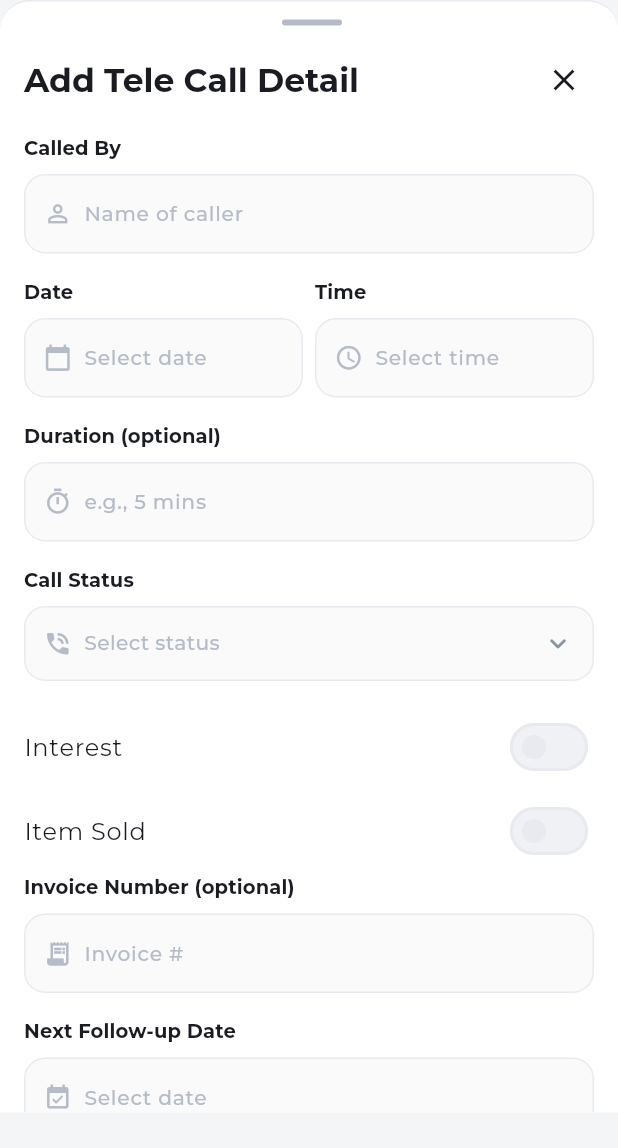
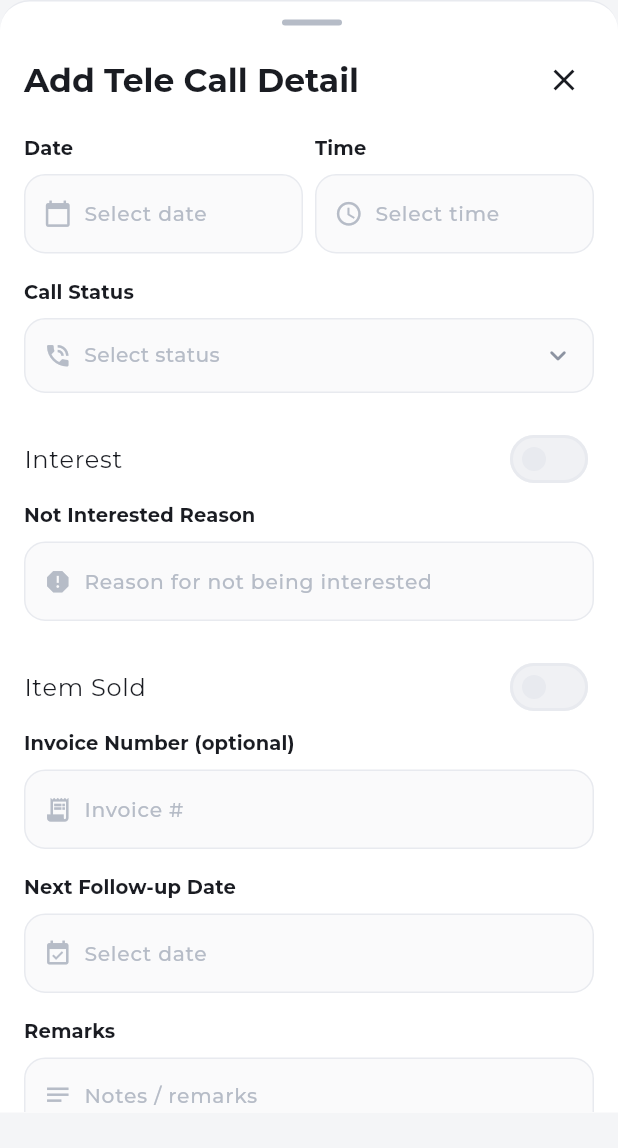
Before and after one commit to nimmys-dev/nimmys-crm-mobile, a Flutter app: the AddTeleCallDetailSheet widget shown alone on an empty page, opened directly with empty values, on a phone screen of 412 x 824 dp. Shown: the top 1148 px of the screen. Run offline on Flutter 3.47's test engine with Material 3 defaults, Android fonts, the phone set to English and light mode, and no system bars; our stand-ins replace another_flushbar, awesome_notifications, bloc, cached_network_image, connectivity_plus, device_info_plus and 25 more; missing offline and left inert: app_badge_plus; accounts and stored records are empty; network calls fail.

Commit message:
Bug fix done

```diff
--- a/lib/features/leads/widgets/tele_call_details.dart
+++ b/lib/features/leads/widgets/tele_call_details.dart
@@ -94,8 +94,6 @@ class TeleCallDetailCard extends StatelessWidget {
   @override
   Widget build(BuildContext context) {
     final palette = context.palette;
-
-    final calledBy = detail['called_by']?.toString() ?? '—';
     final date = detail['called_date']?.toString() ?? '';
     final time = detail['called_time']?.toString() ?? '';
     final status =
@@ -106,6 +104,7 @@ class TeleCallDetailCard extends StatelessWidget {
     final itemSold = detail['is_item_sold'] == true ? 'Yes' : 'No';
     final nextFollowUp = detail['next_followup_date']?.toString() ?? '—';
     final remarks = detail['remarks']?.toString() ?? '';
+    final reason = detail['reason']?.toString() ?? '';
 
     return Container(
       margin: const EdgeInsets.only(bottom: AppSpacing.sm),
@@ -122,15 +121,6 @@ class TeleCallDetailCard extends StatelessWidget {
             children: [
               Icon(Icons.person_outline, size: 16, color: palette.slate),
               const SizedBox(width: 6),
-              Expanded(
-                child: Text(
-                  calledBy,
-                  style: const TextStyle(
-                    fontWeight: FontWeight.w600,
-                    fontSize: 14,
-                  ),
-                ),
-              ),
               Icon(Icons.phone_in_talk, size: 16, color: AppColors.red),
               const SizedBox(width: 4),
               Text(
@@ -204,11 +194,11 @@ class _AddTeleCallDetailSheetState extends State<AddTeleCallDetailSheet> {
   final _calledByController = TextEditingController();
   final _calledDateController = TextEditingController();
   final _calledTimeController = TextEditingController();
-  final _durationController = TextEditingController();
   final _invoiceNumberController = TextEditingController();
   final _nextFollowUpDateController = TextEditingController();
   final _remarksController = TextEditingController();
   final _invoiceFileController = TextEditingController();
+  final _reasonController = TextEditingController();
 
   String? _selectedCallStatus;
   bool _interest = false;
@@ -216,14 +206,13 @@ class _AddTeleCallDetailSheetState extends State<AddTeleCallDetailSheet> {
 
   @override
   void dispose() {
-    _calledByController.dispose();
     _calledDateController.dispose();
     _calledTimeController.dispose();
-    _durationController.dispose();
     _invoiceNumberController.dispose();
     _nextFollowUpDateController.dispose();
     _remarksController.dispose();
     _invoiceFileController.dispose();
+    _reasonController.dispose();
     super.dispose();
   }
 
@@ -280,11 +269,6 @@ class _AddTeleCallDetailSheetState extends State<AddTeleCallDetailSheet> {
   // ---------------------------------------------------------------------------
 
   void _save() {
-    if (_calledByController.text.trim().isEmpty) {
-      ToastMessages.error(message: 'Called By is required');
-      return;
-    }
-
     if (_calledDateController.text.trim().isEmpty) {
       ToastMessages.error(message: 'Called Date is required');
       return;
@@ -303,10 +287,8 @@ class _AddTeleCallDetailSheetState extends State<AddTeleCallDetailSheet> {
     final String callStatus = _selectedCallStatus!.toLowerCase();
 
     final Map<String, dynamic> detail = <String, dynamic>{
-      'called_by': _calledByController.text.trim(),
       'called_date': _calledDateController.text.trim(),
       'called_time': _calledTimeController.text.trim(),
-      'duration': _durationController.text.trim(),
       'call_status': callStatus,
       'call_status_label': _selectedCallStatus,
       'interest': _interest,
@@ -315,6 +297,7 @@ class _AddTeleCallDetailSheetState extends State<AddTeleCallDetailSheet> {
       'next_followup_date': _nextFollowUpDateController.text.trim(),
       'remarks': _remarksController.text.trim(),
       'invoice_file': _invoiceFileController.text.trim(),
+      'reason': _reasonController.text.trim(),
     };
 
     // Send data to parent/Cubit; the sheet will be closed after API success.
@@ -350,7 +333,7 @@ class _AddTeleCallDetailSheetState extends State<AddTeleCallDetailSheet> {
           final errorType = uiState?.errorType;
           ToastMessages.error(
             message:
-                errorType?.toString() ??
+                errorType?.getText(context) ??
                 'Failed to add call detail. Please try again.',
           );
         }
@@ -435,16 +418,6 @@ class _AddTeleCallDetailSheetState extends State<AddTeleCallDetailSheet> {
                     child: Column(
                       crossAxisAlignment: CrossAxisAlignment.stretch,
                       children: [
-                        // Called By
-                        AppFormField(
-                          label: 'Called By',
-                          child: AppTextField(
-                            hint: 'Name of caller',
-                            controller: _calledByController,
-                            icon: Icons.person_outline,
-                          ),
-                        ),
-
                         // Date + Time
                         Row(
                           crossAxisAlignment: CrossAxisAlignment.start,
@@ -477,16 +450,6 @@ class _AddTeleCallDetailSheetState extends State<AddTeleCallDetailSheet> {
                           ],
                         ),
 
-                        // Duration
-                        AppFormField(
-                          label: 'Duration (optional)',
-                          child: AppTextField(
-                            hint: 'e.g., 5 mins',
-                            controller: _durationController,
-                            icon: Icons.timer_outlined,
-                          ),
-                        ),
-
                         // Call Status
                         AppFormField(
                           label: 'Call Status',
@@ -494,7 +457,7 @@ class _AddTeleCallDetailSheetState extends State<AddTeleCallDetailSheet> {
                             hint: 'Select status',
                             sheetTitle: 'Call status',
                             icon: Icons.phone_in_talk,
-                            options: const ['Answered', 'Not Answered', 'Busy'],
+                            options: const ['Answered', 'Not_Answered'],
                             value: _selectedCallStatus,
                             onChanged: (value) {
                               setState(() {
@@ -512,11 +475,25 @@ class _AddTeleCallDetailSheetState extends State<AddTeleCallDetailSheet> {
                           onChanged: (value) {
                             setState(() {
                               _interest = value;
+                              if (_interest) {
+                                _reasonController.clear();
+                              }
                             });
                           },
                           activeColor: AppColors.red,
                         ),
-
+                        // Invoice Number
+                        Visibility(
+                          visible: !_interest,
+                          child: AppFormField(
+                            label: 'Not Interested Reason',
+                            child: AppTextField(
+                              hint: 'Reason for not being interested',
+                              controller: _reasonController,
+                              icon: Icons.report,
+                            ),
+                          ),
+                        ),
                         // Item Sold
                         SwitchListTile(
                           contentPadding: EdgeInsets.zero,
@@ -579,6 +556,10 @@ class _AddTeleCallDetailSheetState extends State<AddTeleCallDetailSheet> {
                         _buildSaveButton(),
 
                         const SizedBox(height: AppSpacing.md),
+                        SizedBox(height: 45),
+                        SizedBox(
+                          height: MediaQuery.of(context).viewInsets.bottom,
+                        ),
                       ],
                     ),
                   ),
```
